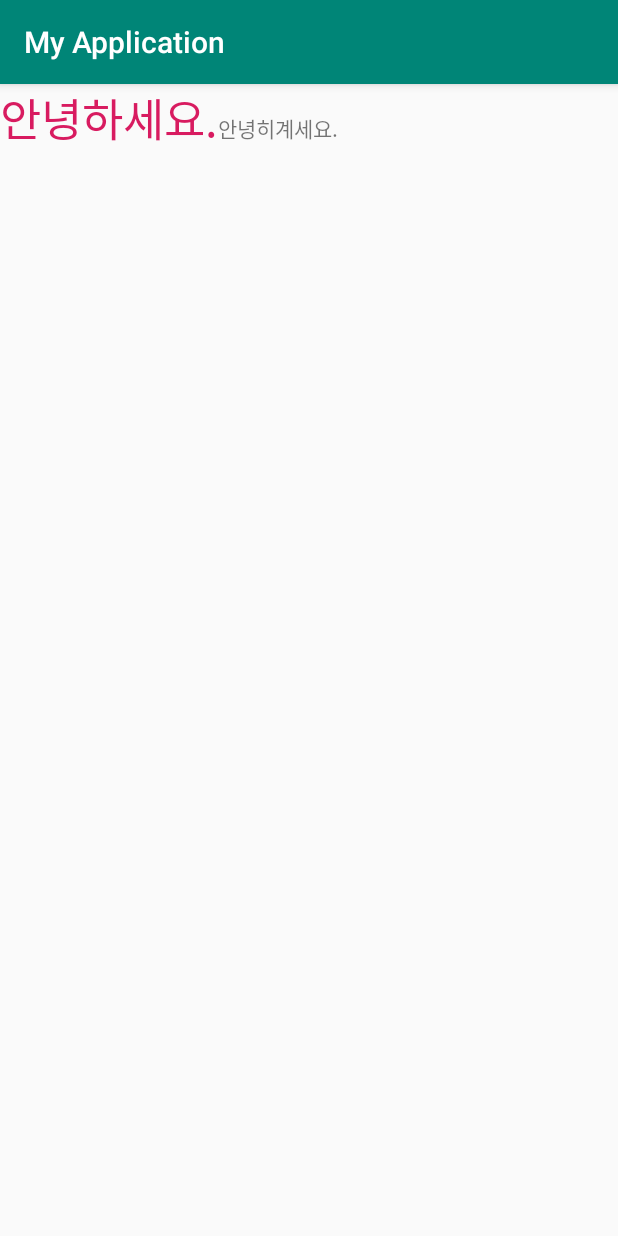
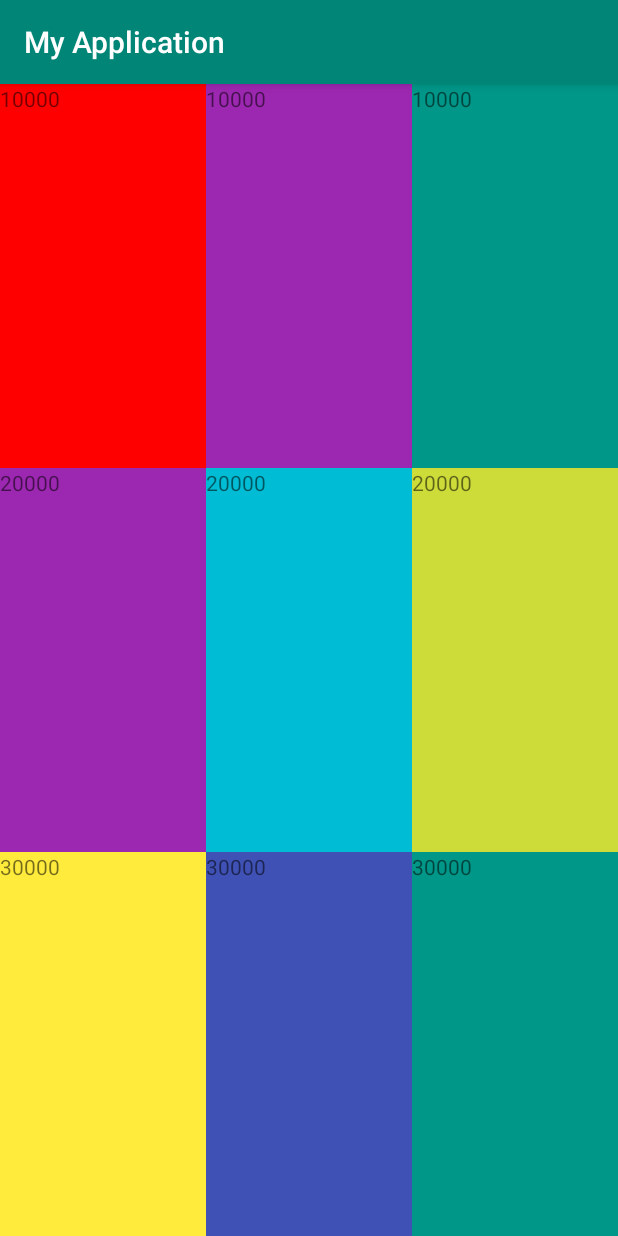
Before and after one commit to BME1008/androidstudy, an Android app: the screen it shows after launch (MainActivity), on a phone screen of 412 x 824 dp. Run offline under Robolectric (Android 15) with nearby library versions, the phone set to English and light mode, and no system bars.

Commit message:
20200508 16:51

```diff
--- a/MyApplication/app/src/main/java/com/example/myapplication/MainActivity.kt
+++ b/MyApplication/app/src/main/java/com/example/myapplication/MainActivity.kt
@@ -7,6 +7,7 @@ class MainActivity : AppCompatActivity() {
 
     override fun onCreate(savedInstanceState: Bundle?) {
         super.onCreate(savedInstanceState)
-        setContentView(R.layout.activity_main)
+        //setContentView(R.layout.activity_main)
+        setContentView(R.layout.practice_02)
     }
 }
--- /dev/null
+++ b/MyApplication/app/src/main/res/layout/practice_02.xml
@@ -0,0 +1,85 @@
+<?xml version="1.0" encoding="utf-8"?>
+<LinearLayout xmlns:android="http://schemas.android.com/apk/res/android"
+    android:orientation="vertical"
+    android:weightSum="3"
+    android:layout_width="match_parent"
+    android:layout_height="match_parent">
+<!--상단-->
+    <LinearLayout
+        android:layout_width="match_parent"
+        android:layout_height="wrap_content"
+        android:orientation="horizontal"
+        android:layout_weight="1"
+        android:weightSum="3">
+        <TextView
+            android:layout_width="0dp"
+            android:layout_height="match_parent"
+            android:text="10000"
+            android:layout_weight="1"
+            android:background="#FF0000" />
+        <TextView
+            android:layout_width="0dp"
+            android:layout_height="match_parent"
+            android:text="10000"
+            android:layout_weight="1"
+            android:background="#9C27B0" />
+        <TextView
+            android:layout_width="0dp"
+            android:layout_height="match_parent"
+            android:text="10000"
+            android:layout_weight="1"
+            android:background="#009688" />
+    </LinearLayout>
+<!--중앙-->
+    <LinearLayout
+        android:layout_width="match_parent"
+        android:layout_height="wrap_content"
+        android:orientation="horizontal"
+        android:layout_weight="1"
+        android:weightSum="3">
+        <TextView
+            android:layout_width="0dp"
+            android:layout_height="match_parent"
+            android:text="20000"
+            android:layout_weight="1"
+            android:background="#9C27B0" />
+        <TextView
+            android:layout_width="0dp"
+            android:layout_height="match_parent"
+            android:text="20000"
+            android:layout_weight="1"
+            android:background="#00BCD4" />
+        <TextView
+            android:layout_width="0dp"
+            android:layout_height="match_parent"
+            android:text="20000"
+            android:layout_weight="1"
+            android:background="#CDDC39" />
+    </LinearLayout>
+<!--하단-->
+    <LinearLayout
+        android:layout_width="match_parent"
+        android:layout_height="wrap_content"
+        android:orientation="horizontal"
+        android:layout_weight="1"
+        android:weightSum="3">
+        <TextView
+            android:layout_width="0dp"
+            android:layout_height="match_parent"
+            android:text="30000"
+            android:layout_weight="1"
+            android:background="#FFEB3B" />
+        <TextView
+            android:layout_width="0dp"
+            android:layout_height="match_parent"
+            android:text="30000"
+            android:layout_weight="1"
+            android:background="#3F51B5" />
+        <TextView
+            android:layout_width="0dp"
+            android:layout_height="match_parent"
+            android:text="30000"
+            android:layout_weight="1"
+            android:background="#009688" />
+    </LinearLayout>
+</LinearLayout>
```
Also changed, not shown: MyApplication/app/src/main/res/layout/activity_main.xml (+45 -13 lines), MyApplication/app/src/main/res/layout/linear_layout_01.xml (added, +119 -0 lines), MyApplication/app/src/main/res/layout/practice_03.xml (added, +86 -0 lines), MyApplication/app/src/main/res/layout/practice_06.xml (added, +78 -0 lines), MyApplication/app/src/main/res/layout/practice_07.xml (added, +64 -0 lines), MyApplication/app/src/main/res/layout/relative_layout_04.xml (added, +66 -0 lines), MyApplication/app/src/main/res/layout/relative_layout_05.xml (added, +46 -0 lines).
